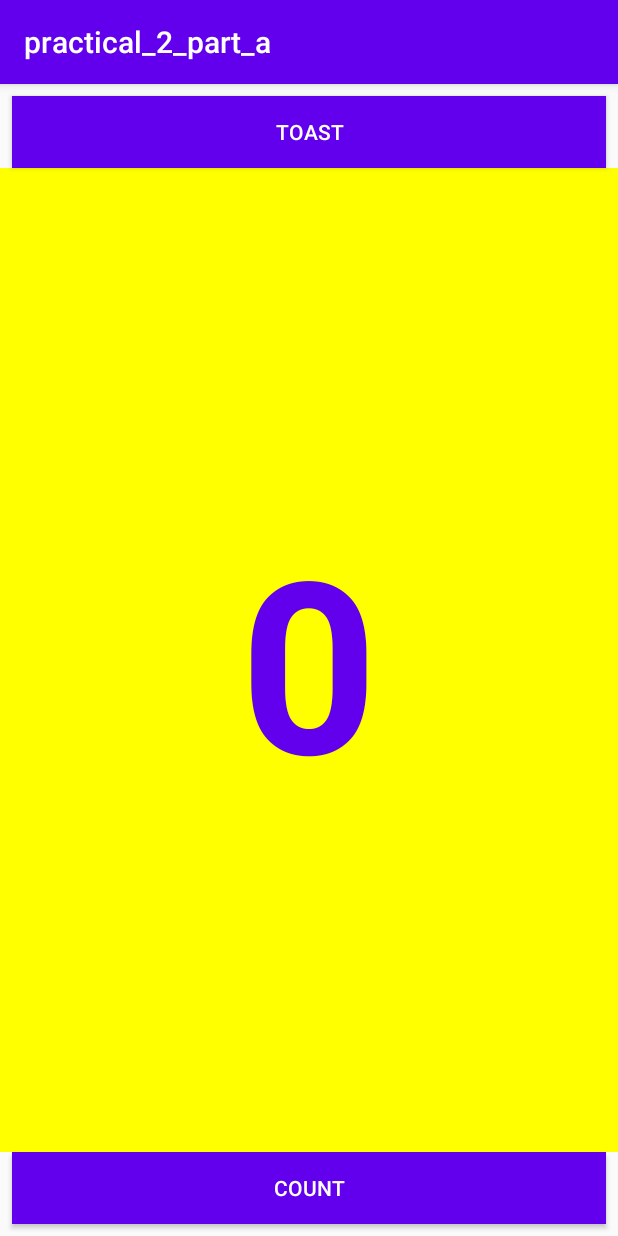
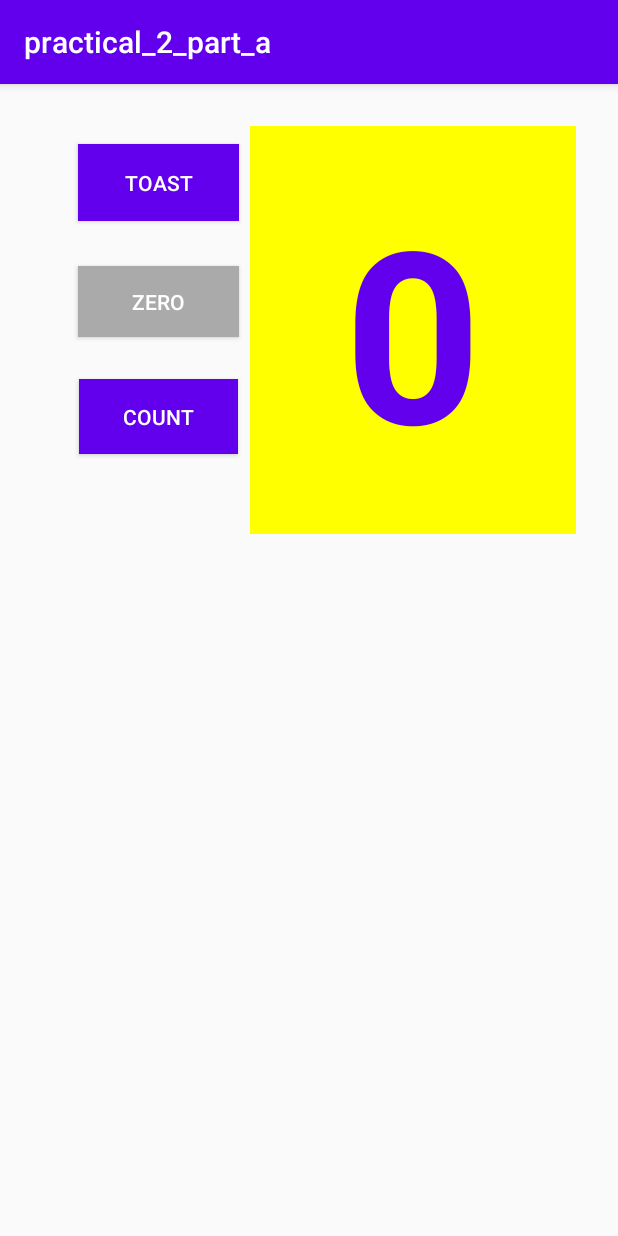
Before and after one commit to junyao39/practical_2_part_b, an Android app: the screen it shows after launch (MainActivity), on a phone screen of 412 x 824 dp. Run offline under Robolectric (Android 15) with nearby library versions, the phone set to English and light mode, and no system bars.

Commit message:
commit by junyao

```diff
--- a/app/src/main/java/com/example/practical_2_part_a/MainActivity.java
+++ b/app/src/main/java/com/example/practical_2_part_a/MainActivity.java
@@ -2,12 +2,15 @@ package com.example.practical_2_part_a;
 
 import androidx.appcompat.app.AppCompatActivity;
 
+import android.graphics.Color;
 import android.os.Bundle;
 import android.view.View;
 import android.widget.TextView;
 import android.widget.Toast;
 
 public class MainActivity extends AppCompatActivity {
+    private TextView btnZero;
+    private TextView btnCount;
     private int mCount = 0;
     private TextView mShowCount;
     @Override
@@ -15,6 +18,8 @@ public class MainActivity extends AppCompatActivity {
         super.onCreate(savedInstanceState);
         setContentView(R.layout.activity_main);
         mShowCount = (TextView) findViewById(R.id.show_count);
+        btnCount = (TextView) findViewById(R.id.button_count);
+        btnZero = (TextView) findViewById(R.id.button_zero);
     }
 
     public void showToast(View view) {
@@ -27,5 +32,17 @@ public class MainActivity extends AppCompatActivity {
         ++mCount;
         if(mShowCount != null)
             mShowCount.setText(Integer.toString(mCount));
+            btnZero.setBackgroundColor(Color.RED);
+
+        if((mCount%2)==0)
+            btnCount.setBackgroundColor(Color.BLUE);
+        else
+            btnCount.setBackgroundColor(Color.CYAN);
+    }
+
+    public void showZero(View view){
+        btnZero.setBackgroundColor(Color.DKGRAY);
+        mCount=0;
+        mShowCount.setText(Integer.toString(mCount));
     }
 }
--- a/app/src/main/res/layout/activity_main.xml
+++ b/app/src/main/res/layout/activity_main.xml
@@ -4,57 +4,81 @@
     xmlns:tools="http://schemas.android.com/tools"
     android:layout_width="match_parent"
     android:layout_height="match_parent"
-    tools:context=".MainActivity">
+    android:orientation="vertical"
+    tools:context="com.example.android.hellotoast.MainActivity">
+
+    <Button
+        android:id="@+id/button_toast"
+        android:layout_width="107dp"
+        android:layout_height="51dp"
+        android:layout_centerHorizontal="true"
+        android:layout_marginStart="44dp"
+        android:layout_marginLeft="44dp"
+        android:layout_marginTop="40dp"
+        android:background="@color/colorPrimary"
+        android:onClick="showToast"
+        android:text="@string/Toast_text"
+        android:textColor="@android:color/white"
+        app:layout_constraintEnd_toStartOf="@+id/show_count"
+        app:layout_constraintStart_toStartOf="parent"
+        app:layout_constraintTop_toTopOf="parent" />
 
     <TextView
         android:id="@+id/show_count"
-        android:layout_width="0dp"
-        android:layout_height="0dp"
+        android:layout_width="217dp"
+        android:layout_height="272dp"
+        android:layout_below="@+id/button_toast"
+        android:layout_alignParentStart="true"
+        android:layout_alignParentLeft="true"
+        android:layout_alignParentEnd="true"
+        android:layout_marginTop="28dp"
+        android:layout_marginEnd="28dp"
+        android:layout_marginRight="28dp"
         android:background="#FFFF00"
-        android:gravity="center"
+        android:gravity="center_vertical"
         android:text="@string/zero"
         android:textAlignment="center"
-        android:textAllCaps="false"
         android:textColor="@color/colorPrimary"
         android:textSize="160sp"
         android:textStyle="bold"
-        app:layout_constraintBottom_toTopOf="@+id/button_count"
-        app:layout_constraintLeft_toLeftOf="parent"
-        app:layout_constraintRight_toRightOf="parent"
-        app:layout_constraintTop_toBottomOf="@+id/button_toast" />
-
-    <Button
-        android:id="@+id/button_toast"
-        android:layout_width="0dp"
-        android:layout_height="wrap_content"
-        android:layout_marginStart="8dp"
-        android:layout_marginLeft="8dp"
-        android:layout_marginTop="8dp"
-        android:layout_marginEnd="8dp"
-        android:layout_marginRight="8dp"
-        android:background="@color/colorPrimary"
-        android:text="@string/Toast_text"
-        android:textColor="@android:color/white"
         app:layout_constraintEnd_toEndOf="parent"
-        app:layout_constraintStart_toStartOf="parent"
-        app:layout_constraintTop_toTopOf="parent"
-        android:onClick="showToast" />
+        app:layout_constraintTop_toTopOf="parent" />
 
     <Button
         android:id="@+id/button_count"
-        android:layout_width="0dp"
-        android:layout_height="wrap_content"
-        android:layout_marginStart="8dp"
-        android:layout_marginLeft="8dp"
-        android:layout_marginEnd="8dp"
-        android:layout_marginRight="8dp"
-        android:layout_marginBottom="8dp"
+        android:layout_width="106dp"
+        android:layout_height="50dp"
+        android:layout_below="@+id/show_count"
+        android:layout_alignParentStart="true"
+        android:layout_centerHorizontal="true"
+        android:layout_marginStart="44dp"
+        android:layout_marginLeft="44dp"
+        android:layout_marginTop="28dp"
         android:background="@color/colorPrimary"
+        android:onClick="countUp"
         android:text="@string/count_text"
         android:textColor="@android:color/white"
-        app:layout_constraintBottom_toBottomOf="parent"
-        app:layout_constraintEnd_toEndOf="parent"
+        app:layout_constraintEnd_toStartOf="@+id/show_count"
         app:layout_constraintStart_toStartOf="parent"
-        android:onClick="countUp" />
+        app:layout_constraintTop_toBottomOf="@+id/button_zero" />
+
+    <Button
+        android:id="@+id/button_zero"
+        android:layout_width="107dp"
+        android:layout_height="47dp"
+        android:layout_alignParentStart="true"
+        android:layout_alignParentLeft="true"
+        android:layout_alignParentBottom="true"
+        android:layout_centerVertical="true"
+        android:layout_marginStart="44dp"
+        android:layout_marginLeft="44dp"
+        android:layout_marginTop="30dp"
+        android:background="@android:color/darker_gray"
+        android:onClick="showZero"
+        android:text="@string/btn_zero"
+        android:textColor="@android:color/white"
+        app:layout_constraintEnd_toStartOf="@+id/show_count"
+        app:layout_constraintStart_toStartOf="parent"
+        app:layout_constraintTop_toBottomOf="@+id/button_toast" />
 
 </androidx.constraintlayout.widget.ConstraintLayout>
--- a/app/src/main/res/values/strings.xml
+++ b/app/src/main/res/values/strings.xml
@@ -4,4 +4,5 @@
     <string name="count_text">COUNT</string>
     <string name="zero">0</string>
     <string name="toast_message">Hello AACS3353</string>
+    <string name="btn_zero">ZERO</string>
 </resources>
```
